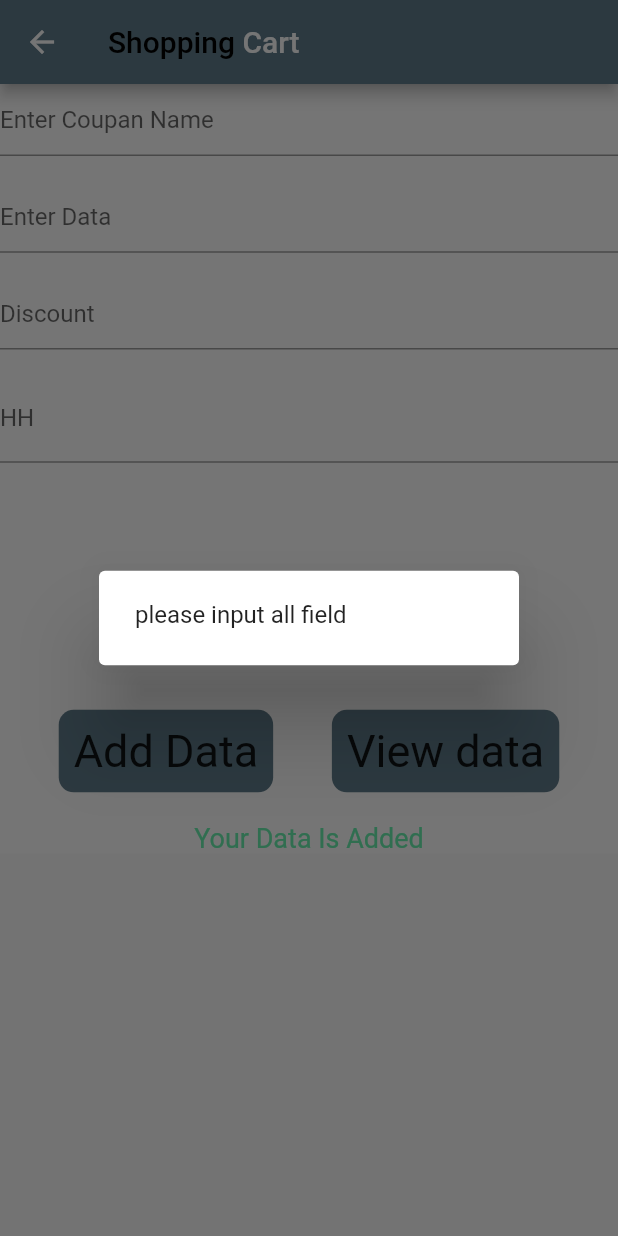
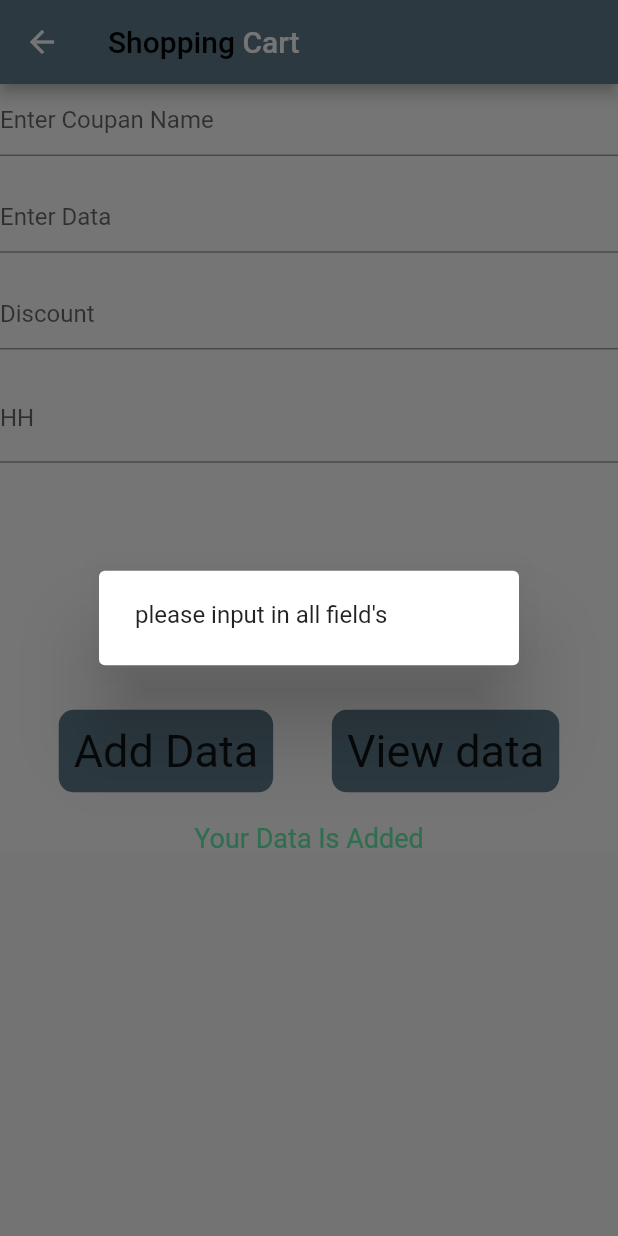
Before and after one commit to tushar242408/Flutter_ApplyCoupon_Firebase, a Flutter app: the Add screen opened directly, after a tap on "Add Data", on a phone screen of 412 x 824 dp. Run offline on Flutter 3.47's test engine with Material 2 defaults, Android fonts, the phone set to English and light mode, and no system bars; our stand-ins replace cloud_firestore, firebase_core; accounts and stored records are empty; network calls fail.

```diff
--- a/lib/Add_data.dart
+++ b/lib/Add_data.dart
@@ -128,7 +128,7 @@ print(date);
                     Navigator.pushReplacement(context, MaterialPageRoute(builder: (context)=>Add(a:"Your Data Is Added")));
                   }else{
                     AlertDialog dialog=AlertDialog(
-                      content: new Text("please input all field"),
+                      content: new Text("please input in all field's"),
                     );
                     showDialog(context:context,child:dialog);
                   }
```
